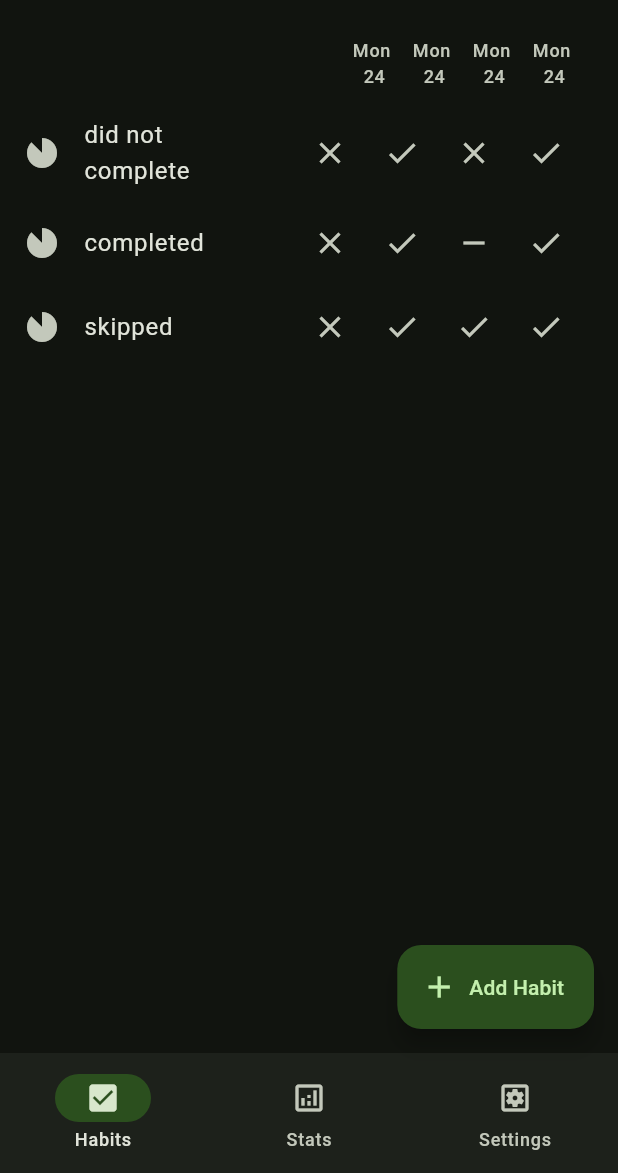
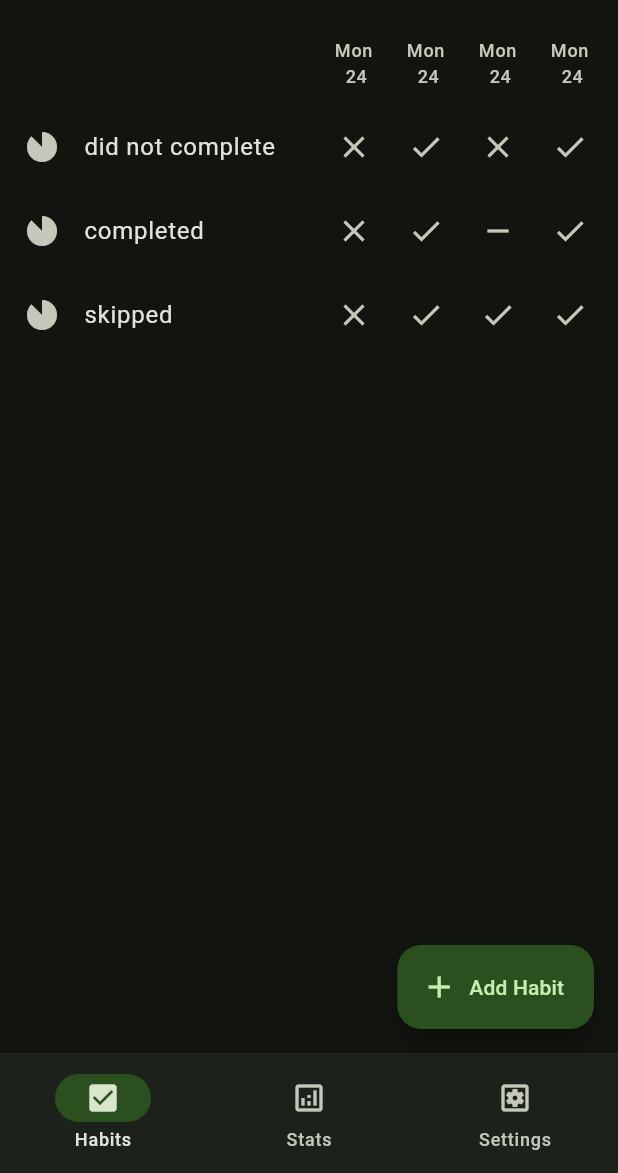
Before and after one commit to vijayv996/lhtmd3, a Flutter app: the screen it shows after launch, on a phone screen of 412 x 824 dp, the part 63-1236 px from its top. Run offline on Flutter 3.47's test engine with Material 3 defaults, Android fonts, the phone set to English and light mode, and no system bars; our stand-ins replace sqflite, sqflite_common_ffi; accounts and stored records are empty.

Commit message:
fix alignments issues on windows

```diff
--- a/lib/components/date_tile.dart
+++ b/lib/components/date_tile.dart
@@ -10,15 +10,19 @@ class DateTile extends StatelessWidget {
         int maxIcons = ((constraints.maxWidth - 200) / 45).floor().clamp(1, 100);
 
         return ListTile(
+          contentPadding: EdgeInsets.only(left: 16.0, right: 8.0),
           trailing: Wrap(
             children: [
               for (int i = 0; i < maxIcons; i++) ...[
                 SizedBox(
-                  width: 40, // Width of iconbutton? wtf
-                  child: Text(
-                    'Mon\n 24',
-                    textAlign: TextAlign.center,
-                    style: TextStyle(fontSize: 12),
+                  width: 48, // Width of iconbutton? wtf
+                  height: 48,
+                  child: Center(
+                    child: Text(
+                      'Mon\n 24',
+                      textAlign: TextAlign.center,
+                      style: TextStyle(fontSize: 12),
+                    ),
                   ),
                 ),
               ]
--- a/lib/pages/habits_page.dart
+++ b/lib/pages/habits_page.dart
@@ -57,17 +57,22 @@ class _HabitTileState extends State<HabitTile> {
         int maxIcons = ((constraints.maxWidth - 200) / 45).floor().clamp(1, 100);
 
         return ListTile(
+          contentPadding: EdgeInsets.only(left: 16.0, right: 8.0),
           title: Text(widget.habitName),
           leading: Icon(Icons.incomplete_circle),
           trailing: Wrap(
             // spacing: 10,
             children: [
               for (int i = 0; i < maxIcons; i++) ...[
-                IconButton(
-                  onPressed: () { setState(() {
-                    // TODO: update the database & icon
-                  }); },
-                  icon: Icon(widget.habitStates[i] == 0 ? Icons.close : widget.habitStates[i] == 1 ? Icons.check : Icons.remove)
+                SizedBox(
+                  height: 48,
+                  width: 48,
+                  child: IconButton(
+                    onPressed: () { setState(() {
+                      // TODO: update the database & icon
+                    }); },
+                    icon: Icon(widget.habitStates[i] == 0 ? Icons.close : widget.habitStates[i] == 1 ? Icons.check : Icons.remove)
+                  ),
                 ),
               ],
             ],
```
